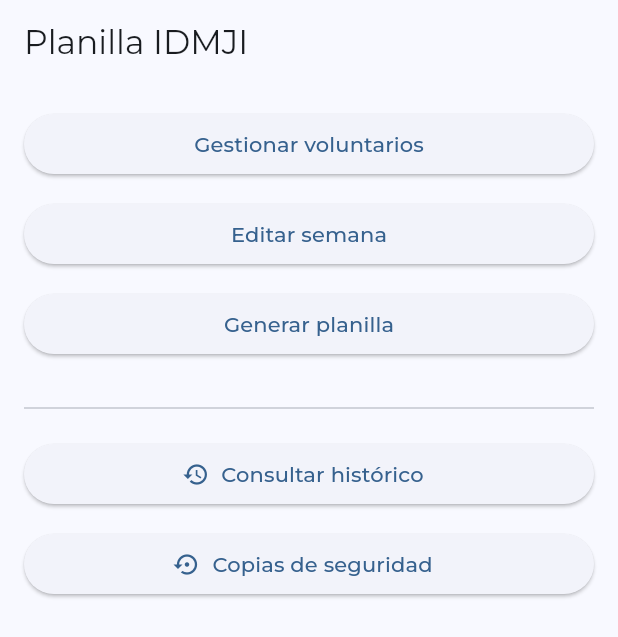
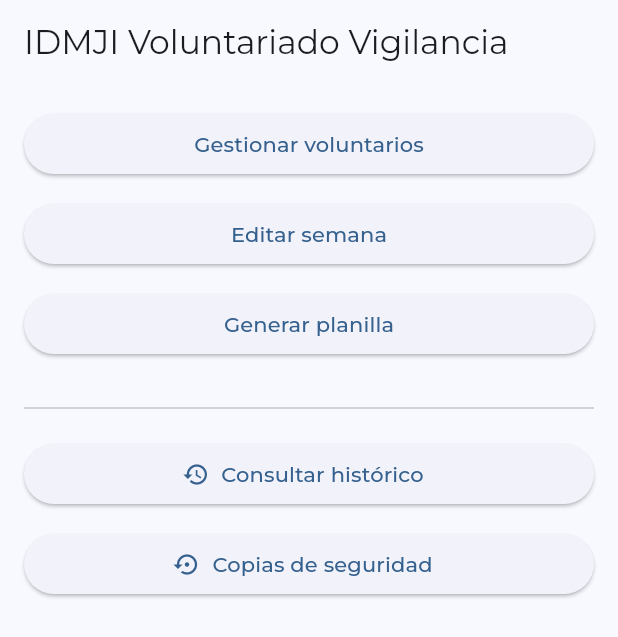
Before and after one commit to dlorenterodriguez-dev/planilla_aseo_idmji, a Flutter app: the screen it shows after launch, on a phone screen of 412 x 824 dp. Shown: the top 637 px of the screen. Run offline on Flutter 3.47's test engine with Material 3 defaults, Android fonts, the phone set to English and light mode, and no system bars; our stand-ins replace file_picker, flutter_svg, share_plus, shared_preferences; project files that could hold a hidden picture were left out.

Commit message:
Actualiza el nombre visible de la aplicación

```diff
--- a/lib/main.dart
+++ b/lib/main.dart
@@ -62,7 +62,7 @@ class _PlanillaAppState extends State<PlanillaApp>
   Widget build(BuildContext context) {
     return MaterialApp(
       debugShowCheckedModeBanner: false,
-      title: 'Planilla IDMJI',
+      title: 'IDMJI Voluntariado Vigilancia',
       localizationsDelegates: const [
         GlobalMaterialLocalizations.delegate,
         GlobalWidgetsLocalizations.delegate,
@@ -88,7 +88,7 @@ class HomePage extends StatelessWidget {
   Widget build(BuildContext context) {
     return Scaffold(
       appBar: AppBar(
-        title: const Text('Planilla IDMJI'),
+        title: const Text('IDMJI Voluntariado Vigilancia'),
       ),
       body: Padding(
         padding: const EdgeInsets.all(16.0),
--- a/lib/screens/backup_screen.dart
+++ b/lib/screens/backup_screen.dart
@@ -37,7 +37,8 @@ class _BackupScreenState extends State<BackupScreen> {
     await _runBusy(() async {
       final backupJson = await BackupService.createBackupJson();
       final now = DateTime.now();
-      final fileName = 'planilla_idmji_${DateFormat('yyyy-MM-dd').format(now)}.json';
+      final fileName =
+          'idmji_vigilancia_${DateFormat('yyyy-MM-dd').format(now)}.json';
       final file = XFile.fromData(
         Uint8List.fromList(utf8.encode(backupJson)),
         mimeType: 'application/json',
@@ -48,7 +49,7 @@ class _BackupScreenState extends State<BackupScreen> {
         ShareParams(
           files: [file],
           fileNameOverrides: [fileName],
-          subject: 'Copia de seguridad de Planilla IDMJI',
+          subject: 'Copia de seguridad de IDMJI Voluntariado Vigilancia',
         ),
       );
     });
```
Also changed, not shown: 9 other files.
